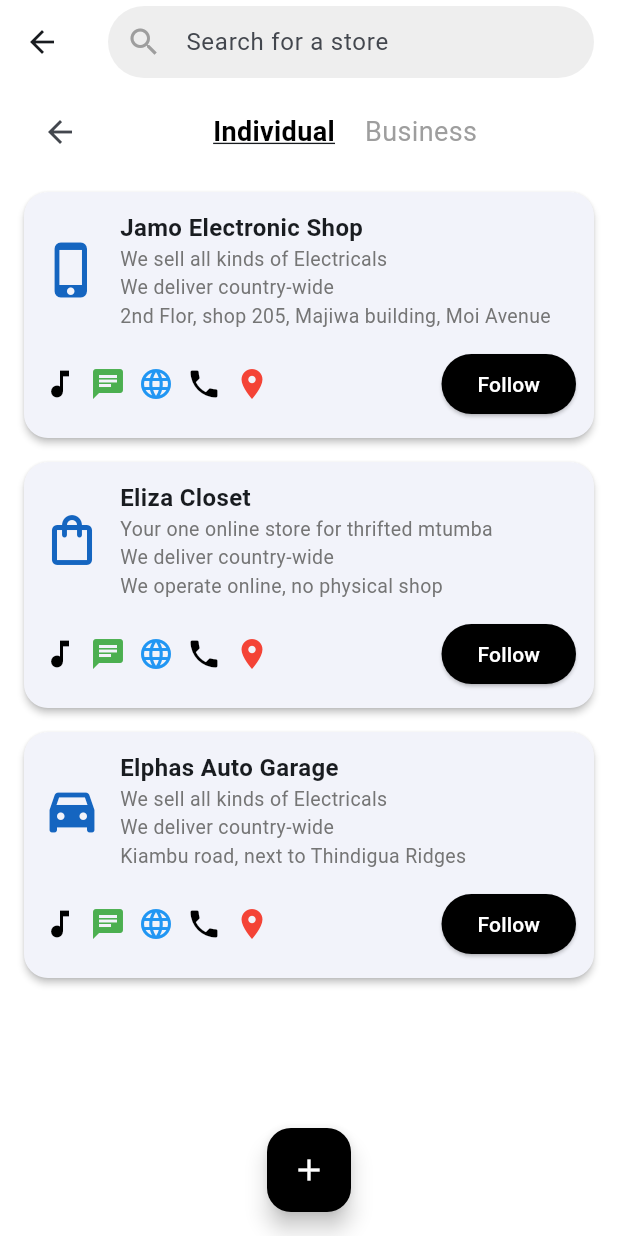
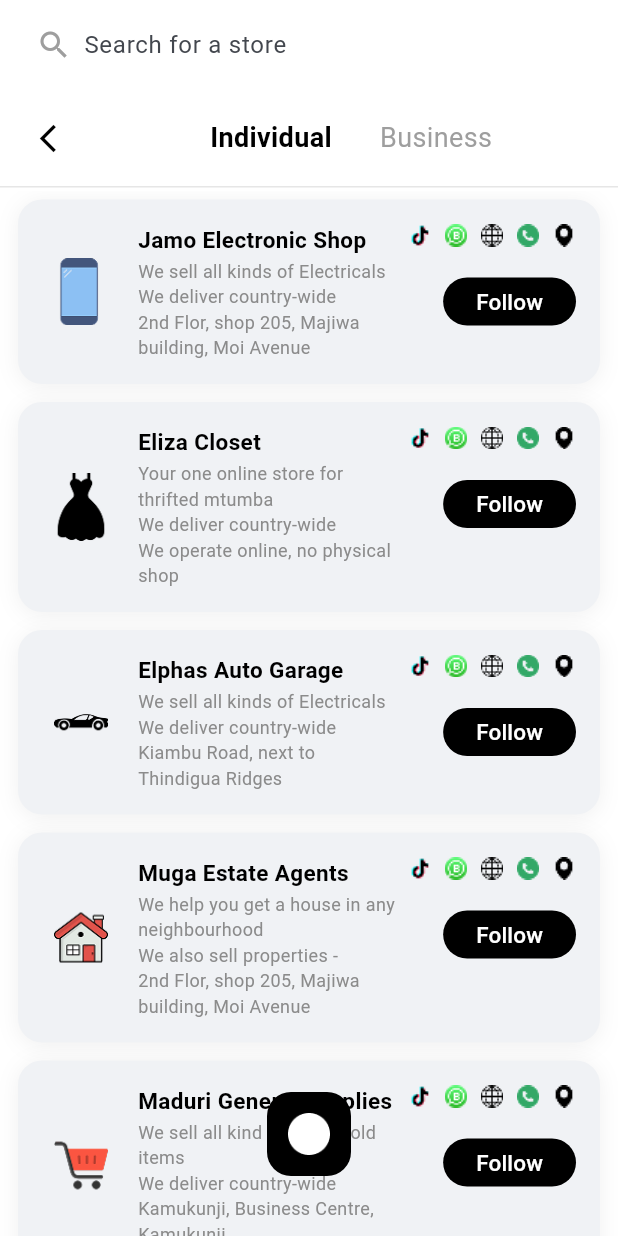
Before and after one commit to Muhoti/ESCROW, a Flutter app: the StoresScreen screen opened directly, on a phone screen of 412 x 824 dp. Run offline on Flutter 3.47's test engine with Material 3 defaults, Android fonts, the phone set to English and light mode, and no system bars.

Commit message:
Refactor StoresScreen to enhance UI with a new search bar design, replace custom store card implementation with a standardized StoreCard component, and improve navigation by passing context to tab functions.

```diff
--- /dev/null
+++ b/lib/components/store_card.dart
@@ -0,0 +1,152 @@
+import 'package:flutter/material.dart';
+
+class StoreCard extends StatelessWidget {
+  final String leadingImage;
+  final String name;
+  final String description;
+  final String delivery;
+  final String address;
+  final List<String> iconPaths;
+  final VoidCallback? onFollow;
+
+  const StoreCard({
+    super.key,
+    required this.leadingImage,
+    required this.name,
+    required this.description,
+    required this.delivery,
+    required this.address,
+    required this.iconPaths,
+    this.onFollow,
+  });
+
+  @override
+  Widget build(BuildContext context) {
+    return Container(
+      margin: const EdgeInsets.symmetric(vertical: 6),
+      decoration: BoxDecoration(
+        color: const Color(0xFFF0F2F5),
+        borderRadius: BorderRadius.circular(16),
+        boxShadow: [
+          BoxShadow(
+            color: Colors.black.withOpacity(0.06),
+            blurRadius: 12,
+            offset: const Offset(0, 2),
+          ),
+        ],
+      ),
+      padding: const EdgeInsets.all(16),
+      child: IntrinsicHeight(
+        child: Row(
+          crossAxisAlignment: CrossAxisAlignment.center,
+          children: [
+            Padding(
+              padding: const EdgeInsets.all(8.0),
+              child: Image.asset(
+                leadingImage,
+                width: 36,
+                fit: BoxFit.contain,
+              ),
+            ),
+            const SizedBox(width: 12),
+            Expanded(
+              child: Column(
+                crossAxisAlignment: CrossAxisAlignment.start,
+                children: [
+                  Row(
+                    crossAxisAlignment: CrossAxisAlignment.start,
+                    children: [
+                      Expanded(
+                        child: Column(
+                          crossAxisAlignment: CrossAxisAlignment.start,
+                          children: [
+                            Text(
+                              name,
+                              style: const TextStyle(
+                                fontWeight: FontWeight.w700,
+                                fontSize: 15,
+                                color: Colors.black,
+                              ),
+                              maxLines: 1,
+                              overflow: TextOverflow.ellipsis,
+                            ),
+                            const SizedBox(height: 2),
+                            Text(
+                              description,
+                              style: const TextStyle(
+                                fontWeight: FontWeight.w400,
+                                fontSize: 12,
+                                color: Color(0xFF8B8B8B),
+                              ),
+                            ),
+                            Text(
+                              delivery,
+                              style: const TextStyle(
+                                fontWeight: FontWeight.w400,
+                                fontSize: 12,
+                                color: Color(0xFF8B8B8B),
+                              ),
+                            ),
+                            Text(
+                              address,
+                              style: const TextStyle(
+                                fontWeight: FontWeight.w400,
+                                fontSize: 12,
+                                color: Color(0xFF8B8B8B),
+                              ),
+                            ),
+                          ],
+                        ),
+                      ),
+                      Column(
+                        crossAxisAlignment: CrossAxisAlignment.end,
+                        children: [
+                          Row(
+                            mainAxisSize: MainAxisSize.min,
+                            children: [
+                              for (final path in iconPaths)
+                                Padding(
+                                  padding: const EdgeInsets.only(left: 8.0),
+                                  child: Image.asset(
+                                    path,
+                                    width: 16,
+                                    height: 16,
+                                  ),
+                                ),
+                            ],
+                          ),
+                          Container(
+                            margin: const EdgeInsets.only(top: 12),
+                            child: ElevatedButton(
+                              onPressed: onFollow,
+                              style: ElevatedButton.styleFrom(
+                                backgroundColor: Colors.black,
+                                foregroundColor: Colors.white,
+                                padding: const EdgeInsets.symmetric(
+                                    horizontal: 22, vertical: 0),
+                                minimumSize: const Size(0, 32),
+                                shape: RoundedRectangleBorder(
+                                  borderRadius: BorderRadius.circular(20),
+                                ),
+                                elevation: 0,
+                              ),
+                              child: const Text(
+                                'Follow',
+                                style: TextStyle(
+                                    fontWeight: FontWeight.w500, fontSize: 15),
+                              ),
+                            ),
+                          ),
+                        ],
+                      ),
+                    ],
+                  ),
+                ],
+              ),
+            ),
+          ],
+        ),
+      ),
+    );
+  }
+}
--- a/lib/main.dart
+++ b/lib/main.dart
@@ -1,3 +1,4 @@
+import 'package:escrow_mobile/screens/stores_screen.dart';
 import 'package:flutter/material.dart';
 import './screens/landing_page.dart';
 
@@ -16,7 +17,7 @@ class MyApp extends StatelessWidget {
         colorScheme: ColorScheme.fromSeed(seedColor: Colors.blue),
         useMaterial3: true,
       ),
-      home: const LandingPage(),
+      home: const StoresScreen(),
     );
   }
 }
--- a/lib/screens/stores_screen.dart
+++ b/lib/screens/stores_screen.dart
@@ -1,4 +1,5 @@
 import 'package:flutter/material.dart';
+import '../components/store_card.dart';
 
 class StoresScreen extends StatelessWidget {
   const StoresScreen({super.key});
@@ -7,77 +8,163 @@ class StoresScreen extends StatelessWidget {
   Widget build(BuildContext context) {
     return Scaffold(
       backgroundColor: Colors.white,
-      appBar: AppBar(
-        backgroundColor: Colors.white,
-        elevation: 0,
-        title: TextField(
-          decoration: InputDecoration(
-            hintText: 'Search for a store',
-            prefixIcon: Icon(Icons.search, color: Colors.grey),
-            filled: true,
-            fillColor: Colors.grey[200],
-            contentPadding: EdgeInsets.symmetric(vertical: 0),
-            border: OutlineInputBorder(
-              borderRadius: BorderRadius.circular(30),
-              borderSide: BorderSide.none,
+      appBar: PreferredSize(
+        preferredSize: const Size.fromHeight(64),
+        child: SafeArea(
+          child: Padding(
+            padding: const EdgeInsets.symmetric(horizontal: 16, vertical: 10),
+            child: Container(
+              height: 40,
+              decoration: BoxDecoration(
+                color: Colors.white,
+                borderRadius: BorderRadius.circular(8),
+              ),
+              child: Row(
+                children: [
+                  const SizedBox(width: 8),
+                  const Icon(Icons.search, color: Colors.grey),
+                  const SizedBox(width: 8),
+                  Expanded(
+                    child: TextField(
+                      decoration: const InputDecoration(
+                        border: InputBorder.none,
+                        hintText: 'Search for a store',
+                        isDense: true,
+                        contentPadding: EdgeInsets.zero,
+                      ),
+                      style: const TextStyle(fontSize: 16),
+                    ),
+                  ),
+                ],
+              ),
             ),
           ),
         ),
       ),
       body: Column(
         children: [
-          _buildTabs(),
+          _buildTabs(context),
+          Container(
+            height: 1,
+            color: const Color(0xFFE6E6E6),
+            margin: const EdgeInsets.only(bottom: 2),
+          ),
           Expanded(
             child: ListView(
-              padding: EdgeInsets.symmetric(horizontal: 16),
+              padding: const EdgeInsets.symmetric(horizontal: 12, vertical: 0),
               children: [
-                _buildStoreCard(
-                  icon: Icons.phone_iphone,
+                StoreCard(
+                  leadingImage: 'assets/images/icons/phone.png',
                   name: 'Jamo Electronic Shop',
-                  category: 'We sell all kinds of Electricals',
+                  description: 'We sell all kinds of Electricals',
                   delivery: 'We deliver country-wide',
                   address: '2nd Flor, shop 205, Majiwa building, Moi Avenue',
+                  iconPaths: [
+                    'assets/images/icons/tiktok.png',
+                    'assets/images/icons/whatsapp_business.png',
+                    'assets/images/icons/grid.png',
+                    'assets/images/icons/call.png',
+                    'assets/images/icons/location.png',
+                  ],
+                  onFollow: () {},
                 ),
-                _buildStoreCard(
-                  icon: Icons.shopping_bag_outlined,
+                StoreCard(
+                  leadingImage: 'assets/images/icons/dress.png',
                   name: 'Eliza Closet',
-                  category: 'Your one online store for thrifted mtumba',
+                  description: 'Your one online store for thrifted mtumba',
                   delivery: 'We deliver country-wide',
                   address: 'We operate online, no physical shop',
+                  iconPaths: [
+                    'assets/images/icons/tiktok.png',
+                    'assets/images/icons/whatsapp_business.png',
+                    'assets/images/icons/grid.png',
+                    'assets/images/icons/call.png',
+                    'assets/images/icons/location.png',
+                  ],
+                  onFollow: () {},
                 ),
-                _buildStoreCard(
-                  icon: Icons.directions_car_filled,
+                StoreCard(
+                  leadingImage: 'assets/images/icons/car.png',
                   name: 'Elphas Auto Garage',
-                  category: 'We sell all kinds of Electricals',
+                  description: 'We sell all kinds of Electricals',
                   delivery: 'We deliver country-wide',
-                  address: 'Kiambu road, next to Thindigua Ridges',
+                  address: 'Kiambu Road, next to Thindigua Ridges',
+                  iconPaths: [
+                    'assets/images/icons/tiktok.png',
+                    'assets/images/icons/whatsapp_business.png',
+                    'assets/images/icons/grid.png',
+                    'assets/images/icons/call.png',
+                    'assets/images/icons/location.png',
+                  ],
+                  onFollow: () {},
+                ),
+                StoreCard(
+                  leadingImage: 'assets/images/icons/house.png',
+                  name: 'Muga Estate Agents',
+                  description: 'We help you get a house in any neighbourhood',
+                  delivery: 'We also sell properties -',
+                  address: '2nd Flor, shop 205, Majiwa building, Moi Avenue',
+                  iconPaths: [
+                    'assets/images/icons/tiktok.png',
+                    'assets/images/icons/whatsapp_business.png',
+                    'assets/images/icons/grid.png',
+                    'assets/images/icons/call.png',
+                    'assets/images/icons/location.png',
+                  ],
+                  onFollow: () {},
+                ),
+                StoreCard(
+                  leadingImage: 'assets/images/icons/shoppingcart.png',
+                  name: 'Maduri General supplies',
+                  description: 'We sell all kind of household items',
+                  delivery: 'We deliver country-wide',
+                  address: 'Kamukunji, Business Centre, Kamukunji',
+                  iconPaths: [
+                    'assets/images/icons/tiktok.png',
+                    'assets/images/icons/whatsapp_business.png',
+                    'assets/images/icons/grid.png',
+                    'assets/images/icons/call.png',
+                    'assets/images/icons/location.png',
+                  ],
+                  onFollow: () {},
                 ),
               ],
             ),
           ),
         ],
       ),
-      floatingActionButton: FloatingActionButton(
-        onPressed: () {},
-        backgroundColor: Colors.black,
-        child: Icon(Icons.add, color: Colors.white),
+      floatingActionButton: Container(
+        margin: const EdgeInsets.only(bottom: 24),
+        child: FloatingActionButton(
+          onPressed: () {},
+          backgroundColor: Colors.black,
+          elevation: 0,
+          child: Image.asset('assets/images/icons/add.png',
+              width: 28, height: 28, color: Colors.white),
+        ),
       ),
       floatingActionButtonLocation: FloatingActionButtonLocation.centerFloat,
     );
   }
 
-  Widget _buildTabs() {
+  Widget _buildTabs(BuildContext context) {
     return Padding(
-      padding: const EdgeInsets.symmetric(vertical: 8.0, horizontal: 16.0),
+      padding: const EdgeInsets.only(top: 8.0, left: 8, right: 8, bottom: 8),
       child: Row(
         children: [
-          BackButton(),
+          IconButton(
+            icon: const Icon(Icons.arrow_back_ios_new,
+                size: 22, color: Colors.black),
+            splashRadius: 20,
+            onPressed: () => Navigator.of(context).pop(),
+          ),
+          const SizedBox(width: 8),
           Expanded(
             child: Row(
               mainAxisAlignment: MainAxisAlignment.center,
               children: [
                 _tabItem('Individual', true),
-                SizedBox(width: 20),
+                const SizedBox(width: 32),
                 _tabItem('Business', false),
               ],
             ),
@@ -94,83 +181,6 @@ class StoresScreen extends StatelessWidget {
         fontSize: 18,
         fontWeight: isSelected ? FontWeight.bold : FontWeight.normal,
         color: isSelected ? Colors.black : Colors.grey,
-        decoration: isSelected ? TextDecoration.underline : TextDecoration.none,
-      ),
-    );
-  }
-
-  Widget _buildStoreCard({
-    required IconData icon,
-    required String name,
-    required String category,
-    required String delivery,
-    required String address,
-  }) {
-    return Card(
-      margin: EdgeInsets.symmetric(vertical: 8),
-      elevation: 2,
-      shape: RoundedRectangleBorder(borderRadius: BorderRadius.circular(16)),
-      child: Padding(
-        padding: const EdgeInsets.all(12.0),
-        child: Column(
-          children: [
-            Row(
-              children: [
-                Icon(icon, size: 40, color: Colors.blue[800]),
-                SizedBox(width: 12),
-                Expanded(
-                  child: Column(
-                    crossAxisAlignment: CrossAxisAlignment.start,
-                    children: [
-                      Text(name,
-                          style: TextStyle(
-                              fontWeight: FontWeight.bold, fontSize: 16)),
-                      Text(category,
-                          style:
-                              TextStyle(color: Colors.grey[600], fontSize: 13)),
-                      Text(delivery,
-                          style:
-                              TextStyle(color: Colors.grey[600], fontSize: 13)),
-                      Text(address,
-                          style:
-                              TextStyle(color: Colors.grey[600], fontSize: 13)),
-                    ],
-                  ),
-                ),
-              ],
-            ),
-            SizedBox(height: 12),
-            Row(
-              mainAxisAlignment: MainAxisAlignment.spaceBetween,
-              children: [
-                Row(
-                  children: [
-                    Icon(Icons.music_note, color: Colors.black),
-                    SizedBox(width: 8),
-                    Icon(Icons.chat, color: Colors.green),
-                    SizedBox(width: 8),
-                    Icon(Icons.language, color: Colors.blue),
-                    SizedBox(width: 8),
-                    Icon(Icons.phone, color: Colors.black),
-                    SizedBox(width: 8),
-                    Icon(Icons.location_on, color: Colors.red),
-                  ],
-                ),
-                ElevatedButton(
-                  onPressed: () {},
-                  child: Text('Follow'),
-                  style: ElevatedButton.styleFrom(
-                    backgroundColor: Colors.black,
-                    foregroundColor: Colors.white,
-                    shape: RoundedRectangleBorder(
-                      borderRadius: BorderRadius.circular(20),
-                    ),
-                  ),
-                )
-              ],
-            ),
-          ],
-        ),
       ),
     );
   }
```
Also changed, not shown: assets/images/icons/add.png (added), assets/images/icons/car.png (added), assets/images/icons/dress.png (added), assets/images/icons/house.png (added), assets/images/icons/phone.png (added), assets/images/icons/shoppingcart.png (added), lib/components/car.png (added), lib/components/sitntable.png (added).
